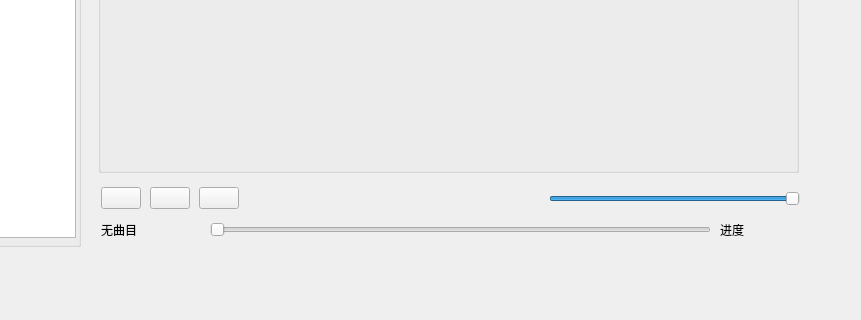
Above: mysliderwidget.ui from zhangzhenxi11/MeditationSystem before the change; both pictures show x 270 to 1131 and y 324 to 644 of the 1131 by 644 pixel window. Below: the same form after it.
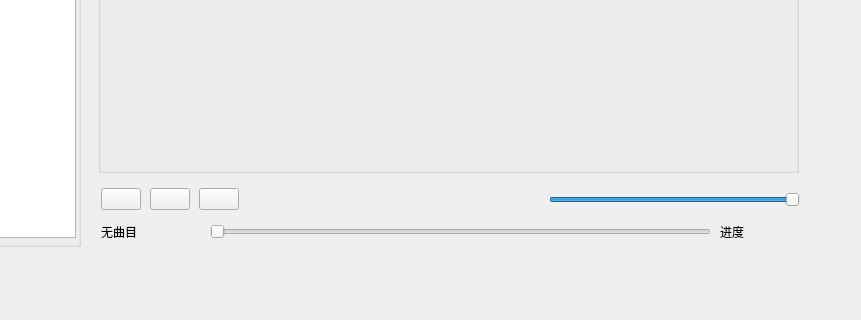
That is the form after the change. Icons and pictures are not drawn.

What changed in the file:
```diff
--- a/mysliderwidget.ui
+++ b/mysliderwidget.ui
@@ -55,7 +55,7 @@
      <x>370</x>
      <y>500</y>
      <width>701</width>
-     <height>67</height>
+     <height>71</height>
     </rect>
    </property>
    <layout class="QVBoxLayout" name="verticalLayout">
```
